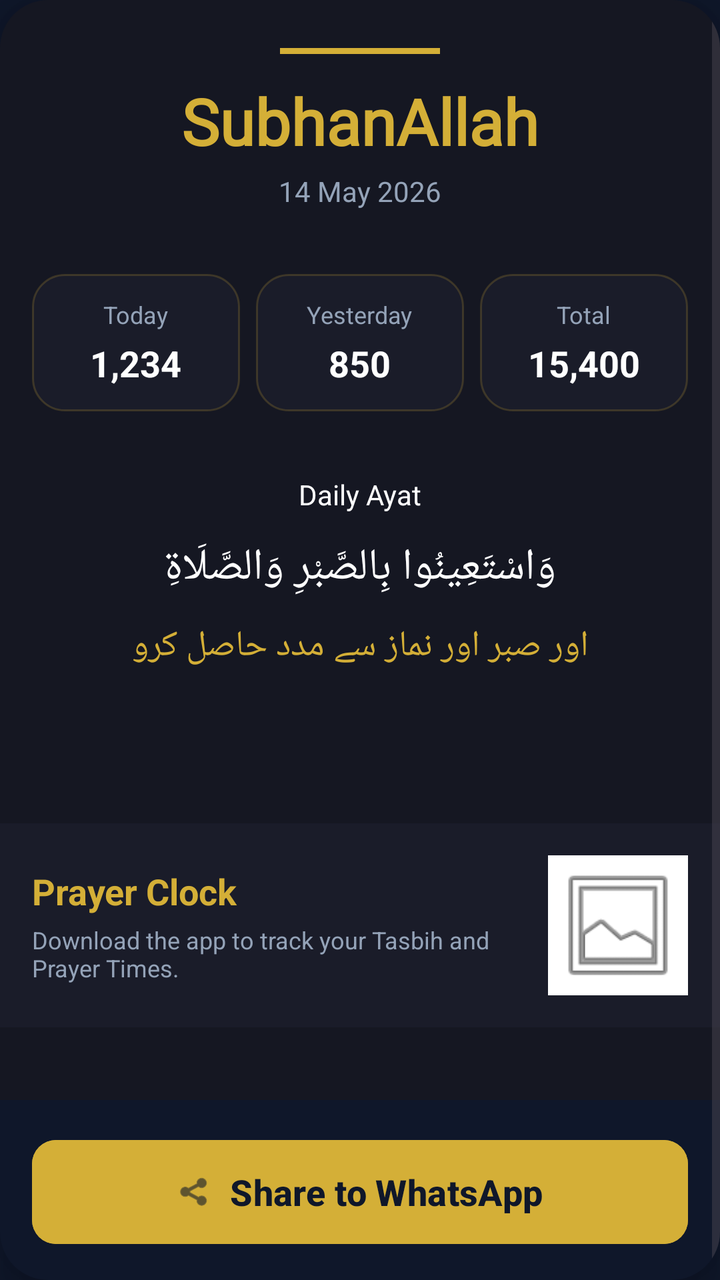
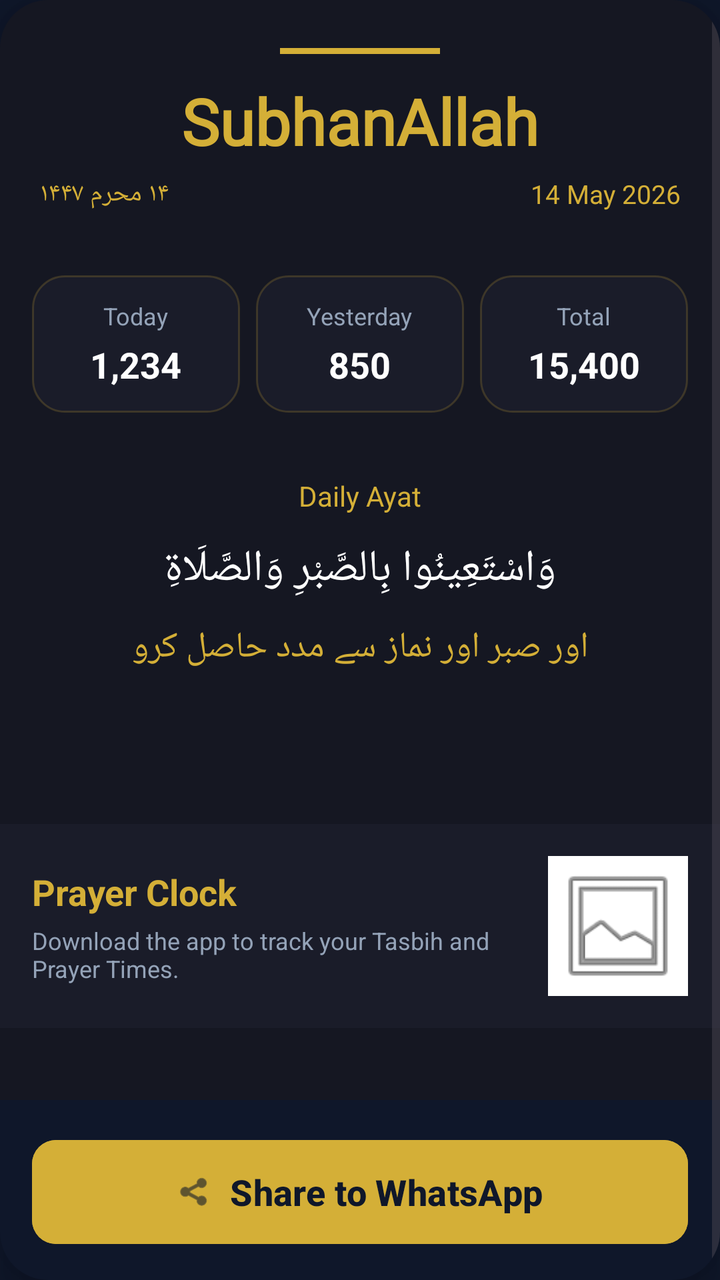

Before-and-after screenshots of an Android layout around one commit, followed by the original layout XML and the change that was made.
<!-- AndroidManifest.xml: application theme Theme.PrayerClock -->
<!-- res/layout/dialog_share_tasbih.xml -->
<?xml version="1.0" encoding="utf-8"?>
<androidx.cardview.widget.CardView xmlns:android="http://schemas.android.com/apk/res/android"
    xmlns:app="http://schemas.android.com/apk/res-auto"
    android:layout_width="match_parent"
    android:layout_height="wrap_content"
    android:layout_margin="16dp"
    app:cardCornerRadius="24dp"
    app:cardElevation="12dp"
    app:cardBackgroundColor="@android:color/transparent">

    <ScrollView
        android:layout_width="match_parent"
        android:layout_height="wrap_content">

        <LinearLayout
            android:layout_width="match_parent"
            android:layout_height="wrap_content"
            android:orientation="vertical"
            android:background="#00000000">

            
            <androidx.constraintlayout.widget.ConstraintLayout
                android:id="@+id/shareableContent"
                android:layout_width="match_parent"
                android:layout_height="wrap_content"
                android:minHeight="550dp"
                android:background="#151722">

                
                <View
                    android:id="@+id/headerDecor"
                    android:layout_width="80dp"
                    android:layout_height="3dp"
                    android:layout_marginTop="24dp"
                    android:background="#D4AF37"
                    app:layout_constraintTop_toTopOf="parent"
                    app:layout_constraintStart_toStartOf="parent"
                    app:layout_constraintEnd_toEndOf="parent"/>

                
                <TextView
                    android:id="@+id/tvTasbihName"
                    android:layout_width="wrap_content"
                    android:layout_height="wrap_content"
                    android:text="SubhanAllah"
                    android:textColor="#D4AF37"
                    android:textSize="32sp"
                    android:fontFamily="@font/sakkal"
                    android:textStyle="bold"
                    android:layout_marginTop="12dp"
                    app:layout_constraintTop_toBottomOf="@id/headerDecor"
                    app:layout_constraintStart_toStartOf="parent"
                    app:layout_constraintEnd_toEndOf="parent" />

                
                <TextView
                    android:id="@+id/tvDate"
                    android:layout_width="wrap_content"
                    android:layout_height="wrap_content"
                    android:text="14 May 2026"
                    android:textColor="#94A3B8"
                    android:textSize="14sp"
                    android:layout_marginTop="4dp"
                    app:layout_constraintTop_toBottomOf="@id/tvTasbihName"
                    app:layout_constraintStart_toStartOf="parent"
                    app:layout_constraintEnd_toEndOf="parent" />

                
                <LinearLayout
                    android:id="@+id/layoutCounts"
                    android:layout_width="match_parent"
                    android:layout_height="wrap_content"
                    android:orientation="horizontal"
                    android:weightSum="3"
                    android:paddingHorizontal="16dp"
                    android:layout_marginTop="32dp"
                    app:layout_constraintTop_toBottomOf="@id/tvDate">

                    
                    <LinearLayout
                        android:layout_width="0dp"
                        android:layout_height="wrap_content"
                        android:layout_weight="1"
                        android:orientation="vertical"
                        android:gravity="center"
                        android:background="@drawable/bg_border_card"
                        android:padding="12dp"
                        android:layout_marginEnd="4dp">

                        <TextView
                            android:layout_width="wrap_content"
                            android:layout_height="wrap_content"
                            android:text="Today"
                            android:textColor="#94A3B8"
                            android:textSize="12sp" />

                        <TextView
                            android:id="@+id/tvTodayCount"
                            android:layout_width="wrap_content"
                            android:layout_height="wrap_content"
                            android:text="1,234"
                            android:textColor="#FFFFFF"
                            android:textSize="18sp"
                            android:textStyle="bold"
                            android:layout_marginTop="4dp"/>
                    </LinearLayout>

                    
                    <LinearLayout
                        android:layout_width="0dp"
                        android:layout_height="wrap_content"
                        android:layout_weight="1"
                        android:orientation="vertical"
                        android:gravity="center"
                        android:background="@drawable/bg_border_card"
                        android:padding="12dp"
                        android:layout_marginHorizontal="4dp">

                        <TextView
                            android:layout_width="wrap_content"
                            android:layout_height="wrap_content"
                            android:text="Yesterday"
                            android:textColor="#94A3B8"
                            android:textSize="12sp" />

                        <TextView
                            android:id="@+id/tvYesterdayCount"
                            android:layout_width="wrap_content"
                            android:layout_height="wrap_content"
                            android:text="850"
                            android:textColor="#FFFFFF"
                            android:textSize="18sp"
                            android:textStyle="bold"
                            android:layout_marginTop="4dp"/>
                    </LinearLayout>

                    
                    <LinearLayout
                        android:layout_width="0dp"
                        android:layout_height="wrap_content"
                        android:layout_weight="1"
                        android:orientation="vertical"
                        android:gravity="center"
                        android:background="@drawable/bg_border_card"
                        android:padding="12dp"
                        android:layout_marginStart="4dp">

                        <TextView
                            android:layout_width="wrap_content"
                            android:layout_height="wrap_content"
                            android:text="Total"
                            android:textColor="#94A3B8"
                            android:textSize="12sp" />

                        <TextView
                            android:id="@+id/tvTotalCount"
                            android:layout_width="wrap_content"
                            android:layout_height="wrap_content"
                            android:text="15,400"
                            android:textColor="#FFFFFF"
                            android:textSize="18sp"
                            android:textStyle="bold"
                            android:layout_marginTop="4dp"/>
                    </LinearLayout>
                </LinearLayout>

                
                <LinearLayout
                    android:id="@+id/ayahContainer"
                    android:layout_width="match_parent"
                    android:layout_height="wrap_content"
                    android:orientation="vertical"
                    android:gravity="center"
                    android:paddingHorizontal="24dp"
                    android:layout_marginTop="32dp"
                    app:layout_constraintTop_toBottomOf="@id/layoutCounts">

                    <TextView
                        android:layout_width="wrap_content"
                        android:layout_height="wrap_content"
                        android:text="Daily Ayat"
                        android:textColor="@color/white"
                        android:layout_marginBottom="12dp"/>

                    <TextView
                        android:id="@+id/tvAyahArabic"
                        android:layout_width="match_parent"
                        android:layout_height="wrap_content"
                        android:text="وَاسْتَعِينُوا بِالصَّبْرِ وَالصَّلَاةِ"
                        android:textColor="#FFFFFF"
                        android:textSize="22sp"
                        android:gravity="center"
                        android:fontFamily="@font/sakkal"
                        android:lineSpacingExtra="8dp"/>

                    <TextView
                        android:id="@+id/tvAyahUrdu"
                        android:layout_width="match_parent"
                        android:layout_height="wrap_content"
                        android:text="اور صبر اور نماز سے مدد حاصل کرو"
                        android:textColor="#D4AF37"
                        android:textSize="18sp"
                        android:gravity="center"
                        android:fontFamily="@font/jameel_noori_nastaleeq"
                        android:layout_marginTop="12dp"/>

                </LinearLayout>

                
                <LinearLayout
                    android:id="@+id/footer"
                    android:layout_width="match_parent"
                    android:layout_height="wrap_content"
                    android:orientation="horizontal"
                    android:gravity="center_vertical"
                    android:background="#1A1C29"
                    android:padding="16dp"
                    android:layout_marginTop="40dp"
                    app:layout_constraintBottom_toBottomOf="parent"
                    app:layout_constraintTop_toBottomOf="@id/ayahContainer">

                    <LinearLayout
                        android:layout_width="0dp"
                        android:layout_height="wrap_content"
                        android:layout_weight="1"
                        android:orientation="vertical">

                        <TextView
                            android:layout_width="wrap_content"
                            android:layout_height="wrap_content"
                            android:text="Prayer Clock"
                            android:textColor="#D4AF37"
                            android:textStyle="bold"
                            android:textSize="18sp"/>

                        <TextView
                            android:layout_width="wrap_content"
                            android:layout_height="wrap_content"
                            android:text="Download the app to track your Tasbih and Prayer Times."
                            android:textColor="#94A3B8"
                            android:textSize="12sp"
                            android:layout_marginTop="4dp"
                            android:layout_marginEnd="16dp"/>
                    </LinearLayout>

                    <ImageView
                        android:id="@+id/ivQrCode"
                        android:layout_width="70dp"
                        android:layout_height="70dp"
                        android:src="@android:drawable/ic_menu_gallery"
                        android:background="#FFFFFF"
                        android:padding="2dp"/>
                </LinearLayout>

            </androidx.constraintlayout.widget.ConstraintLayout>

            
            <FrameLayout
                android:layout_width="match_parent"
                android:layout_height="wrap_content"
                android:padding="16dp"
                android:background="#0F172A">

                <Button
                    android:id="@+id/btnShareImage"
                    android:layout_width="match_parent"
                    android:layout_height="60dp"
                    android:text="Share to WhatsApp"
                    android:textColor="#0F172A"
                    android:textSize="18sp"
                    android:textStyle="bold"
                    android:backgroundTint="#D4AF37"
                    app:icon="@android:drawable/ic_menu_share"
                    app:iconGravity="textStart"
                    app:iconTint="#0F172A"
                    app:cornerRadius="12dp"/>
            </FrameLayout>

        </LinearLayout>
    </ScrollView>
</androidx.cardview.widget.CardView>
<!-- resources referenced by this layout -->
<resources>
  <color name="white">#FFFFFFFF</color>
  <!-- drawable bg_border_card (drawable) -->
  <?xml version="1.0" encoding="utf-8"?>
  <shape xmlns:android="http://schemas.android.com/apk/res/android">
      <solid android:color="#1A1C29" />
      <stroke android:width="1dp" android:color="#33D4AF37" />
      <corners android:radius="16dp" />
  </shape>
  <style name="Theme.PrayerClock" parent="Base.Theme.PrayerClock" />
  <style name="Base.Theme.PrayerClock" parent="Theme.Material3.DayNight.NoActionBar">
          
          <item name="colorPrimary">@color/midnight_blue</item>
          <item name="colorPrimaryVariant">@color/slate_900</item>
          <item name="android:statusBarColor">#1E293B</item> 
          <item name="android:windowLightStatusBar" tools:targetApi="m">false</item>
          <item name="android:windowBackground">@color/midnight_blue</item>
          <item name="android:colorBackground">@color/midnight_blue</item>
      </style>
  <color name="midnight_blue">#0F172A</color>
  <color name="slate_900">#1E293B</color>
</resources>

<!-- the commit's change to res/layout/dialog_share_tasbih.xml (unified diff, before → after) -->
@@ -53,17 +53,42 @@
                     app:layout_constraintEnd_toEndOf="parent" />
 
                 
-                <TextView
+                <LinearLayout
                     android:id="@+id/tvDate"
-                    android:layout_width="wrap_content"
-                    android:layout_height="wrap_content"
-                    android:text="14 May 2026"
-                    android:textColor="#94A3B8"
-                    android:textSize="14sp"
-                    android:layout_marginTop="4dp"
+                    android:layout_width="0dp"
+                    android:layout_height="wrap_content"
+                    android:orientation="horizontal"
+                    android:layout_marginTop="6dp"
+                    android:paddingHorizontal="20dp"
                     app:layout_constraintTop_toBottomOf="@id/tvTasbihName"
                     app:layout_constraintStart_toStartOf="parent"
-                    app:layout_constraintEnd_toEndOf="parent" />
+                    app:layout_constraintEnd_toEndOf="parent">
+
+                    
+                    <TextView
+                        android:id="@+id/tvIslamicDate"
+                        android:layout_width="0dp"
+                        android:layout_height="wrap_content"
+                        android:layout_weight="1"
+                        android:text="۱۴ محرم ۱۴۴۷"
+                        android:textColor="#D4AF37"
+                        android:textSize="13sp"
+                        android:fontFamily="@font/jameel_noori_nastaleeq"
+                        android:layoutDirection="ltr"
+                        android:gravity="left" />
+
+                    
+                    <TextView
+                        android:id="@+id/tvGregorianDate"
+                        android:layout_width="0dp"
+                        android:layout_height="wrap_content"
+                        android:layout_weight="1"
+                        android:text="14 May 2026"
+                        android:textColor="#D4AF37"
+                        android:textSize="13sp"
+                        android:gravity="end" />
+
+                </LinearLayout>
 
                 
                 <LinearLayout
@@ -179,7 +204,7 @@
                         android:layout_width="wrap_content"
                         android:layout_height="wrap_content"
                         android:text="Daily Ayat"
-                        android:textColor="@color/white"
+                        android:textColor="#D4AF37"
                         android:layout_marginBottom="12dp"/>
 
                     <TextView
<!-- resource entries referenced after the edit -->
@@ -1,6 +1,5 @@
 <!-- resources referenced by this layout -->
 <resources>
-  <color name="white">#FFFFFFFF</color>
   <!-- drawable bg_border_card (drawable) -->
   <?xml version="1.0" encoding="utf-8"?>
   <shape xmlns:android="http://schemas.android.com/apk/res/android">
